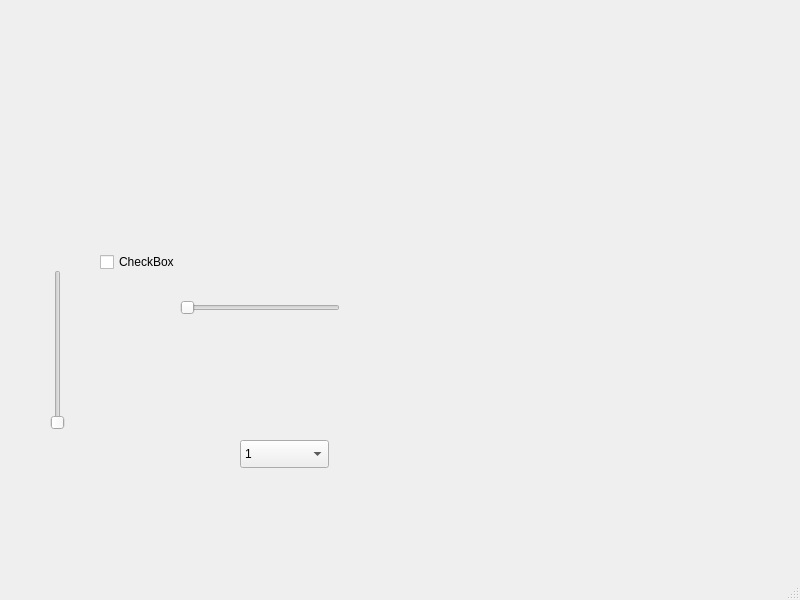
Before: the Qt Designer form gaussian.ui in lisazacarias/gaussian, drawn with Qt 5.
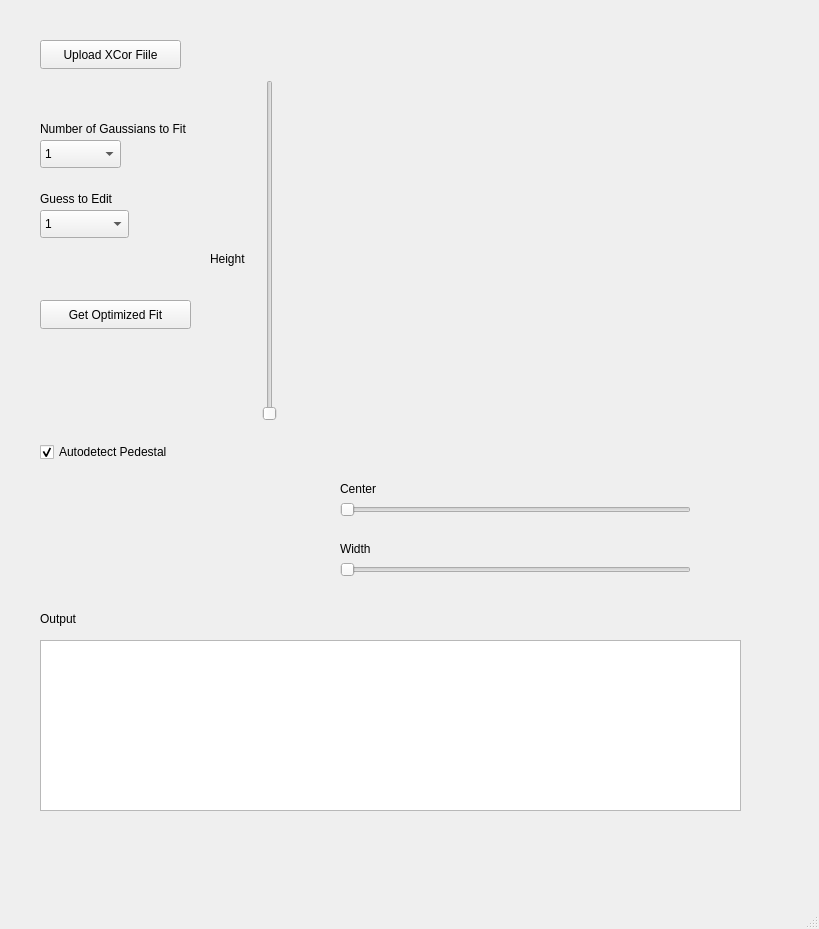
After: the same form once the commit is applied. Custom widgets are drawn as their Qt base class.

Commit message: added guess selection and slider initialization

The edit to the form file:
```diff
--- a/gaussian.ui
+++ b/gaussian.ui
@@ -6,8 +6,8 @@
    <rect>
     <x>0</x>
     <y>0</y>
-    <width>800</width>
-    <height>600</height>
+    <width>819</width>
+    <height>929</height>
    </rect>
   </property>
   <property name="windowTitle">
@@ -17,10 +17,10 @@
    <widget class="MplWidget" name="plot" native="true">
     <property name="geometry">
      <rect>
-      <x>150</x>
-      <y>120</y>
-      <width>120</width>
-      <height>80</height>
+      <x>290</x>
+      <y>30</y>
+      <width>451</width>
+      <height>431</height>
      </rect>
     </property>
     <property name="styleSheet">
@@ -30,10 +30,10 @@
    <widget class="QSlider" name="horizontalSlider">
     <property name="geometry">
      <rect>
-      <x>180</x>
-      <y>300</y>
-      <width>160</width>
-      <height>16</height>
+      <x>340</x>
+      <y>500</y>
+      <width>351</width>
+      <height>20</height>
      </rect>
     </property>
     <property name="orientation">
@@ -43,22 +43,25 @@
    <widget class="QCheckBox" name="useZeroes">
     <property name="geometry">
      <rect>
-      <x>100</x>
-      <y>250</y>
-      <width>94</width>
+      <x>40</x>
+      <y>440</y>
+      <width>171</width>
       <height>24</height>
      </rect>
     </property>
     <property name="text">
-     <string>CheckBox</string>
+     <string>Autodetect Pedestal</string>
+    </property>
+    <property name="checked">
+     <bool>true</bool>
     </property>
    </widget>
    <widget class="QComboBox" name="numFits">
     <property name="geometry">
      <rect>
-      <x>240</x>
-      <y>440</y>
-      <width>89</width>
+      <x>40</x>
+      <y>140</y>
+      <width>81</width>
       <height>28</height>
      </rect>
     </property>
@@ -76,16 +79,158 @@
    <widget class="QSlider" name="buckets">
     <property name="geometry">
      <rect>
-      <x>50</x>
-      <y>270</y>
-      <width>16</width>
-      <height>160</height>
+      <x>260</x>
+      <y>80</y>
+      <width>20</width>
+      <height>341</height>
      </rect>
     </property>
     <property name="orientation">
      <enum>Qt::Vertical</enum>
     </property>
    </widget>
+   <widget class="QLabel" name="label">
+    <property name="geometry">
+     <rect>
+      <x>40</x>
+      <y>120</y>
+      <width>201</width>
+      <height>18</height>
+     </rect>
+    </property>
+    <property name="text">
+     <string>Number of Gaussians to Fit</string>
+    </property>
+   </widget>
+   <widget class="QPushButton" name="uploadButton">
+    <property name="geometry">
+     <rect>
+      <x>40</x>
+      <y>40</y>
+      <width>141</width>
+      <height>29</height>
+     </rect>
+    </property>
+    <property name="text">
+     <string>Upload XCor Fiile</string>
+    </property>
+   </widget>
+   <widget class="QPushButton" name="getFitButton">
+    <property name="geometry">
+     <rect>
+      <x>40</x>
+      <y>300</y>
+      <width>151</width>
+      <height>29</height>
+     </rect>
+    </property>
+    <property name="text">
+     <string>Get Optimized Fit</string>
+    </property>
+   </widget>
+   <widget class="QLabel" name="label_2">
+    <property name="geometry">
+     <rect>
+      <x>340</x>
+      <y>480</y>
+      <width>51</width>
+      <height>18</height>
+     </rect>
+    </property>
+    <property name="text">
+     <string>Center</string>
+    </property>
+   </widget>
+   <widget class="QLabel" name="label_3">
+    <property name="geometry">
+     <rect>
+      <x>340</x>
+      <y>540</y>
+      <width>51</width>
+      <height>18</height>
+     </rect>
+    </property>
+    <property name="text">
+     <string>Width</string>
+    </property>
+   </widget>
+   <widget class="QSlider" name="widthSlider">
+    <property name="geometry">
+     <rect>
+      <x>340</x>
+      <y>560</y>
+      <width>351</width>
+      <height>20</height>
+     </rect>
+    </property>
+    <property name="orientation">
+     <enum>Qt::Horizontal</enum>
+    </property>
+   </widget>
+   <widget class="QLabel" name="label_4">
+    <property name="geometry">
+     <rect>
+      <x>210</x>
+      <y>250</y>
+      <width>51</width>
+      <height>18</height>
+     </rect>
+    </property>
+    <property name="text">
+     <string>Height</string>
+    </property>
+   </widget>
+   <widget class="QComboBox" name="guessToEdit">
+    <property name="geometry">
+     <rect>
+      <x>40</x>
+      <y>210</y>
+      <width>89</width>
+      <height>28</height>
+     </rect>
+    </property>
+    <item>
+     <property name="text">
+      <string>1</string>
+     </property>
+    </item>
+   </widget>
+   <widget class="QLabel" name="label_5">
+    <property name="geometry">
+     <rect>
+      <x>40</x>
+      <y>190</y>
+      <width>111</width>
+      <height>18</height>
+     </rect>
+    </property>
+    <property name="text">
+     <string>Guess to Edit</string>
+    </property>
+   </widget>
+   <widget class="QTextBrowser" name="results">
+    <property name="geometry">
+     <rect>
+      <x>40</x>
+      <y>640</y>
+      <width>701</width>
+      <height>171</height>
+     </rect>
+    </property>
+   </widget>
+   <widget class="QLabel" name="label_6">
+    <property name="geometry">
+     <rect>
+      <x>40</x>
+      <y>610</y>
+      <width>67</width>
+      <height>18</height>
+     </rect>
+    </property>
+    <property name="text">
+     <string>Output</string>
+    </property>
+   </widget>
   </widget>
   <widget class="QMenuBar" name="menubar">
    <property name="geometry">
```
Left out of the diff: 18 changed lines with no effect on the pictures. The commit also changes 1 other file.
